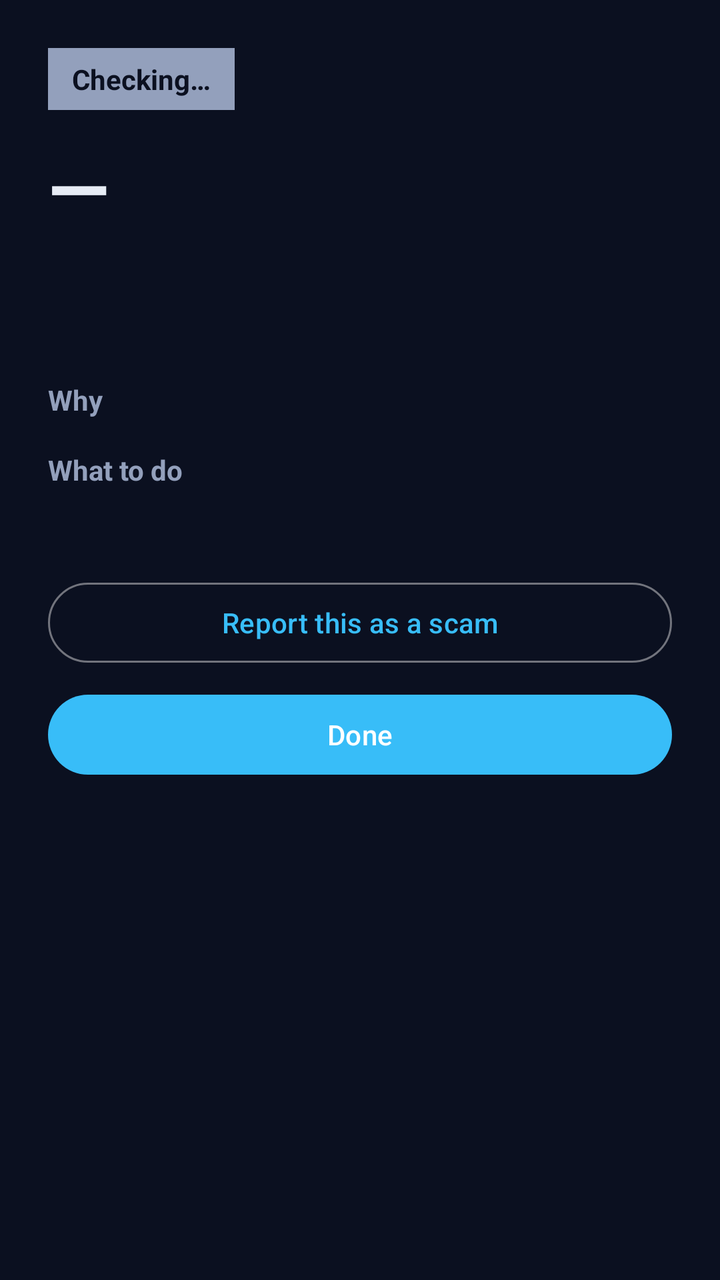
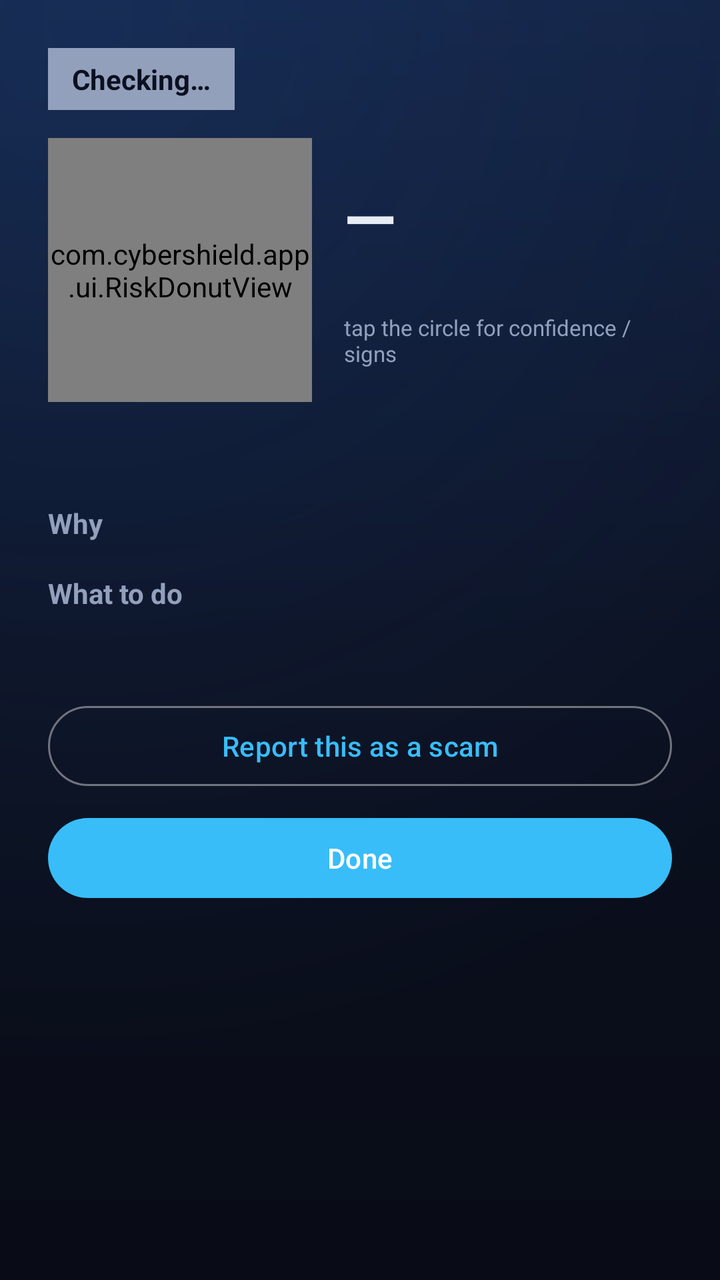

Before-and-after screenshots of an Android layout around one commit, followed by the original layout XML and the change that was made.
<!-- AndroidManifest.xml: application theme Theme.CyberShield -->
<!-- res/layout/activity_verdict.xml -->
<?xml version="1.0" encoding="utf-8"?>
<androidx.core.widget.NestedScrollView xmlns:android="http://schemas.android.com/apk/res/android"
    android:layout_width="match_parent"
    android:layout_height="match_parent"
    android:fillViewport="true">

    <LinearLayout
        android:layout_width="match_parent"
        android:layout_height="wrap_content"
        android:orientation="vertical"
        android:padding="24dp">

        <TextView
            android:id="@+id/badge"
            android:layout_width="wrap_content"
            android:layout_height="wrap_content"
            android:paddingHorizontal="12dp"
            android:paddingVertical="6dp"
            android:text="Checking…"
            android:textColor="@color/ink"
            android:textStyle="bold"
            android:background="@color/muted" />

        <TextView
            android:id="@+id/score"
            android:layout_width="wrap_content"
            android:layout_height="wrap_content"
            android:layout_marginTop="12dp"
            android:textColor="@color/text"
            android:textSize="40sp"
            android:textStyle="bold"
            android:text="—" />

        <TextView
            android:id="@+id/wording"
            android:layout_width="match_parent"
            android:layout_height="wrap_content"
            android:textColor="@color/muted"
            android:text="" />

        <TextView
            android:id="@+id/paymentWarn"
            android:layout_width="match_parent"
            android:layout_height="wrap_content"
            android:layout_marginTop="16dp"
            android:padding="12dp"
            android:background="@color/panel"
            android:textColor="@color/risk_malicious"
            android:textStyle="bold"
            android:visibility="gone"
            android:text="Scanning a QR never credits your account. If you were told to scan this to RECEIVE money or a refund, it is a scam." />

        <LinearLayout
            android:id="@+id/paymentBox"
            android:layout_width="match_parent"
            android:layout_height="wrap_content"
            android:orientation="vertical"
            android:layout_marginTop="16dp"
            android:padding="12dp"
            android:background="@color/panel"
            android:visibility="gone">

            <TextView android:layout_width="wrap_content" android:layout_height="wrap_content"
                android:text="Payment details" android:textColor="@color/muted" android:textStyle="bold" />
            <TextView android:id="@+id/payPayee" android:layout_width="match_parent"
                android:layout_height="wrap_content" android:textColor="@color/text" android:layout_marginTop="4dp" />
            <TextView android:id="@+id/payAmount" android:layout_width="match_parent"
                android:layout_height="wrap_content" android:textColor="@color/text" />
        </LinearLayout>

        <TextView
            android:id="@+id/explanation"
            android:layout_width="match_parent"
            android:layout_height="wrap_content"
            android:layout_marginTop="16dp"
            android:textColor="@color/text"
            android:text="" />

        <TextView
            android:layout_width="wrap_content"
            android:layout_height="wrap_content"
            android:layout_marginTop="16dp"
            android:text="Why"
            android:textColor="@color/muted"
            android:textStyle="bold" />

        <androidx.recyclerview.widget.RecyclerView
            android:id="@+id/signals"
            android:layout_width="match_parent"
            android:layout_height="wrap_content"
            android:layout_marginTop="4dp"
            android:nestedScrollingEnabled="false" />

        <TextView
            android:id="@+id/recsTitle"
            android:layout_width="wrap_content"
            android:layout_height="wrap_content"
            android:layout_marginTop="12dp"
            android:text="What to do"
            android:textColor="@color/muted"
            android:textStyle="bold" />

        <TextView
            android:id="@+id/recs"
            android:layout_width="match_parent"
            android:layout_height="wrap_content"
            android:layout_marginTop="4dp"
            android:textColor="@color/text"
            android:text="" />

        <com.google.android.material.button.MaterialButton
            android:id="@+id/btnReport"
            style="@style/Widget.Material3.Button.OutlinedButton"
            android:layout_width="match_parent"
            android:layout_height="wrap_content"
            android:layout_marginTop="20dp"
            android:text="Report this as a scam" />

        <com.google.android.material.button.MaterialButton
            android:id="@+id/btnDone"
            style="@style/Widget.Material3.Button"
            android:layout_width="match_parent"
            android:layout_height="wrap_content"
            android:layout_marginTop="8dp"
            android:text="Done" />

    </LinearLayout>
</androidx.core.widget.NestedScrollView>
<!-- resources referenced by this layout -->
<resources>
  <color name="ink">#0B1020</color>
  <color name="muted">#93A0BC</color>
  <color name="panel">#131A2E</color>
  <color name="risk_malicious">#F87171</color>
  <color name="text">#E7ECF5</color>
  <style name="Theme.CyberShield" parent="Theme.Material3.DynamicColors.DayNight">
          <item name="colorPrimary">@color/sky</item>
          <item name="android:colorBackground">@color/ink</item>
          <item name="android:windowBackground">@color/ink</item>
          <item name="android:statusBarColor">@color/ink</item>
          <item name="android:navigationBarColor">@color/ink</item>
      </style>
  <color name="sky">#38BDF8</color>
</resources>

<!-- the commit's change to res/layout/activity_verdict.xml (unified diff, before → after) -->
@@ -21,22 +21,50 @@
             android:textStyle="bold"
             android:background="@color/muted" />
 
-        <TextView
-            android:id="@+id/score"
-            android:layout_width="wrap_content"
-            android:layout_height="wrap_content"
-            android:layout_marginTop="12dp"
-            android:textColor="@color/text"
-            android:textSize="40sp"
-            android:textStyle="bold"
-            android:text="—" />
-
-        <TextView
-            android:id="@+id/wording"
+        <LinearLayout
             android:layout_width="match_parent"
             android:layout_height="wrap_content"
-            android:textColor="@color/muted"
-            android:text="" />
+            android:orientation="horizontal"
+            android:gravity="center_vertical"
+            android:layout_marginTop="14dp">
+
+            <com.cybershield.app.ui.RiskDonutView
+                android:id="@+id/donut"
+                android:layout_width="132dp"
+                android:layout_height="132dp" />
+
+            <LinearLayout
+                android:layout_width="0dp"
+                android:layout_height="wrap_content"
+                android:layout_weight="1"
+                android:layout_marginStart="16dp"
+                android:orientation="vertical">
+
+                <TextView
+                    android:id="@+id/score"
+                    android:layout_width="wrap_content"
+                    android:layout_height="wrap_content"
+                    android:textColor="@color/text"
+                    android:textSize="34sp"
+                    android:textStyle="bold"
+                    android:text="—" />
+
+                <TextView
+                    android:id="@+id/wording"
+                    android:layout_width="match_parent"
+                    android:layout_height="wrap_content"
+                    android:textColor="@color/muted"
+                    android:text="" />
+
+                <TextView
+                    android:layout_width="wrap_content"
+                    android:layout_height="wrap_content"
+                    android:layout_marginTop="6dp"
+                    android:textColor="@color/muted"
+                    android:textSize="11sp"
+                    android:text="tap the circle for confidence / signs" />
+            </LinearLayout>
+        </LinearLayout>
 
         <TextView
             android:id="@+id/paymentWarn"
@@ -44,7 +72,7 @@
             android:layout_height="wrap_content"
             android:layout_marginTop="16dp"
             android:padding="12dp"
-            android:background="@color/panel"
+            android:background="@drawable/bg_glass"
             android:textColor="@color/risk_malicious"
             android:textStyle="bold"
             android:visibility="gone"
@@ -57,7 +85,7 @@
             android:orientation="vertical"
             android:layout_marginTop="16dp"
             android:padding="12dp"
-            android:background="@color/panel"
+            android:background="@drawable/bg_glass"
             android:visibility="gone">
 
             <TextView android:layout_width="wrap_content" android:layout_height="wrap_content"
<!-- resource entries referenced after the edit -->
@@ -2,16 +2,52 @@
 <resources>
   <color name="ink">#0B1020</color>
   <color name="muted">#93A0BC</color>
-  <color name="panel">#131A2E</color>
   <color name="risk_malicious">#F87171</color>
   <color name="text">#E7ECF5</color>
+  <!-- drawable bg_glass (drawable) -->
+  <?xml version="1.0" encoding="utf-8"?>
+  <shape xmlns:android="http://schemas.android.com/apk/res/android" android:shape="rectangle">
+      <solid android:color="@color/glass" />
+      <stroke android:width="1dp" android:color="@color/glass_edge" />
+      <corners android:radius="18dp" />
+  </shape>
   <style name="Theme.CyberShield" parent="Theme.Material3.DynamicColors.DayNight">
           <item name="colorPrimary">@color/sky</item>
           <item name="android:colorBackground">@color/ink</item>
-          <item name="android:windowBackground">@color/ink</item>
-          <item name="android:statusBarColor">@color/ink</item>
-          <item name="android:navigationBarColor">@color/ink</item>
+          <item name="android:windowBackground">@drawable/bg_gradient</item>
+          <item name="android:statusBarColor">@color/bg_b</item>
+          <item name="android:navigationBarColor">@color/bg_c</item>
+          <item name="android:windowLightStatusBar">false</item>
       </style>
+  <color name="glass">#14FFFFFF</color>
+  <color name="glass_edge">#33FFFFFF</color>
   <color name="sky">#38BDF8</color>
+  <!-- drawable bg_gradient (drawable) -->
+  <?xml version="1.0" encoding="utf-8"?>
+  <layer-list xmlns:android="http://schemas.android.com/apk/res/android">
+      <item>
+          <shape android:shape="rectangle">
+              <gradient
+                  android:type="linear"
+                  android:angle="120"
+                  android:startColor="@color/bg_a"
+                  android:centerColor="@color/bg_b"
+                  android:endColor="@color/bg_c" />
+          </shape>
+      </item>
+      <item>
+          <shape android:shape="rectangle">
+              <gradient
+                  android:type="radial"
+                  android:gradientRadius="520dp"
+                  android:centerX="0.12" android:centerY="0.02"
+                  android:startColor="#2A2E6FCF"
+                  android:endColor="#00000000" />
+          </shape>
+      </item>
+  </layer-list>
+  <color name="bg_b">#0B1020</color>
+  <color name="bg_c">#090C16</color>
+  <color name="bg_a">#12203E</color>
 </resources>
 
